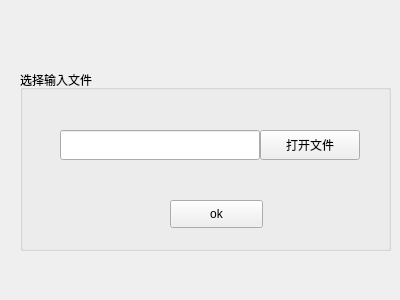
This is 7_10_CUSA/form.ui in MaoXi/Qt_Learning as Qt 5 draws it before an edit. The edited form follows.
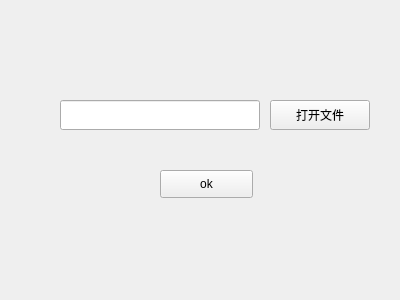
This is the edited form.

```diff
--- a/7_10_CUSA/form.ui
+++ b/7_10_CUSA/form.ui
@@ -13,23 +13,21 @@
   <property name="windowTitle">
    <string>Form</string>
   </property>
-  <widget class="QGroupBox" name="groupBox">
+  <widget class="QLineEdit" name="lineEdit">
    <property name="geometry">
     <rect>
-     <x>20</x>
-     <y>70</y>
-     <width>371</width>
-     <height>181</height>
+     <x>60</x>
+     <y>100</y>
+     <width>200</width>
+     <height>30</height>
     </rect>
    </property>
-   <property name="title">
-    <string>选择输入文件</string>
-   </property>
+  </widget>
    <widget class="QPushButton" name="pushButton">
     <property name="geometry">
      <rect>
-      <x>240</x>
-      <y>60</y>
+     <x>270</x>
+     <y>100</y>
       <width>100</width>
       <height>30</height>
      </rect>
@@ -38,21 +36,11 @@
      <string>打开文件</string>
     </property>
    </widget>
-   <widget class="QLineEdit" name="lineEdit">
-    <property name="geometry">
-     <rect>
-      <x>40</x>
-      <y>60</y>
-      <width>200</width>
-      <height>30</height>
-     </rect>
-    </property>
-   </widget>
    <widget class="QPushButton" name="pushButton_2">
     <property name="geometry">
      <rect>
-      <x>150</x>
-      <y>130</y>
+     <x>160</x>
+     <y>170</y>
       <width>93</width>
       <height>28</height>
      </rect>
@@ -60,7 +48,6 @@
     <property name="text">
      <string>ok</string>
     </property>
-   </widget>
   </widget>
  </widget>
  <resources/>
```
Lines whose indentation alone changed are shown as unchanged.
